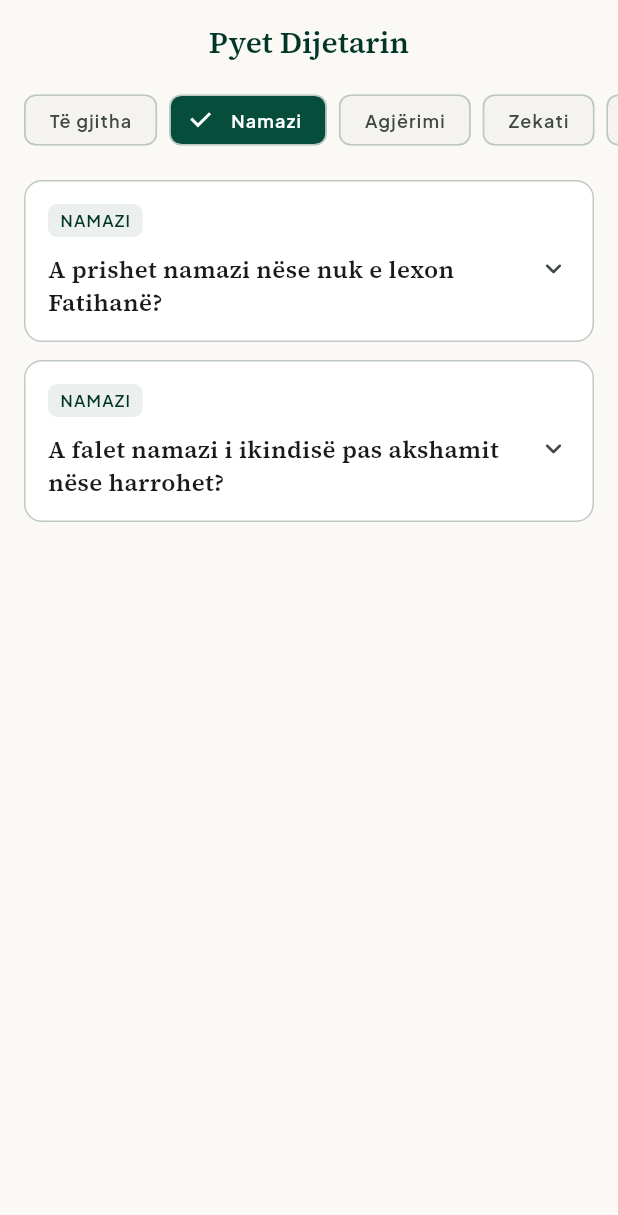
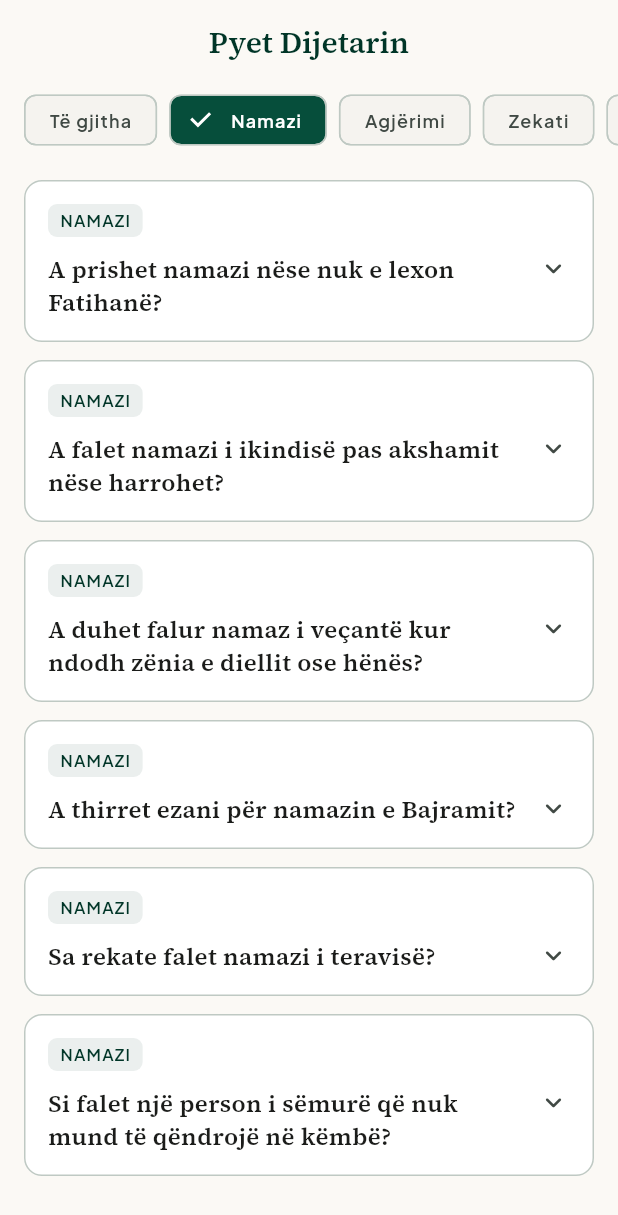
Before and after one commit to gaming-clan/al-mizan, a Flutter app: the AskScholarScreen screen opened by its route, after a tap on "Namazi", on a phone screen of 412 x 824 dp. Shown: the top 1215 px of the screen. Run offline on Flutter 3.47's test engine with Material 3 defaults, Android fonts, the phone set to English and light mode, and no system bars; our stand-ins replace drift, flutter_local_notifications, flutter_riverpod, flutter_timezone, go_router, google_fonts and 5 more; missing offline and left inert: gal; accounts and stored records are empty; generated files the repository leaves out were written again.

Commit message:
feat: add new Q&A entries on prayer, family, and social interactions in AskScholarScreen

```diff
--- a/lib/features/ask_scholar/presentation/ask_scholar_screen.dart
+++ b/lib/features/ask_scholar/presentation/ask_scholar_screen.dart
@@ -21,6 +21,7 @@ class _AskScholarScreenState extends State<AskScholarScreen> {
     'Ushqimi',
     'Familja',
     'Tregtia',
+    'Shoqëria',
   ];
 
   static const List<_QA> _qaList = [
@@ -97,6 +98,65 @@ class _AskScholarScreenState extends State<AskScholarScreen> {
           'Sipas Hanefive lejohet agjërimi vullnetar i shtunës. Shumica këshillojnë bashkimin e shtunës me të premten ose të dielën.',
       scholar: 'Ibn Tejmijje',
       source: 'Mexhmu el-Fetava',
+    ),
+    _QA(
+      topic: 'Namazi',
+      question:
+          'A duhet falur namaz i veçantë kur ndodh zënia e diellit ose hënës?',
+      answer:
+          'Po, quhet namazi i Kusufit — dy rekate me katër ruku e katër sexhde (dy ruku në çdo rekat), të falura me xhemat ose vetëm. Profeti ﷺ na mësoi se dielli e hëna nuk errësohen për vdekjen a jetën e ndonjë njeriu, por janë argumente të fuqisë së Allahut; kur të ndodhë kjo, shpejtohet për namaz, lutje e sadaka derisa të largohet.',
+      scholar: 'Talha Kurtishi',
+      source: 'Namazi me rastin e zënies së Diellit apo Hënës',
+    ),
+    _QA(
+      topic: 'Namazi',
+      question: 'A thirret ezani për namazin e Bajramit?',
+      answer:
+          'Jo, namazi i Bajramit falet pa ezan e pa ikamet. Ai ka dy rekate, me shtatë tekbire shtesë në rekatin e parë dhe pesë në të dytin. Hutbeja mbahet PAS namazit (ndryshe nga xhumaja), dhe prania për ta dëgjuar është sunet, jo obligim.',
+      scholar: 'Ibrahim b. Muhamed El-Hukajl',
+      source: 'Rregullat e Bajrameve',
+    ),
+    _QA(
+      topic: 'Namazi',
+      question: 'Sa rekate falet namazi i teravisë?',
+      answer:
+          'Shumica e dijetarëve thonë 20 rekate, ndërsa disa e konsiderojnë 11 (me vitrin, sipas praktikës më të njohur të Profetit ﷺ) mendimin më të saktë. Lejohet edhe më shumë a më pak, pasi sahabet e kanë falur me numër të ndryshëm rekatesh — ka liri në këtë çështje, me kusht që të falet dy e nga dy.',
+      scholar: 'Fehd ibn Jahja El-Ammarij',
+      source: 'Përmbledhje e Rregullave të Taravisë',
+    ),
+    _QA(
+      topic: 'Namazi',
+      question: 'Si falet një person i sëmurë që nuk mund të qëndrojë në këmbë?',
+      answer:
+          'Falet ulur (këmbëkryq preferohet); nëse nuk mundet, në një anë të kthyer nga kibla (e djathta e preferuar); nëse nuk mundet, i shtrirë me shpinë e këmbët nga kibla. Nëse nuk mund të bëjë ruku e sexhde fizikisht, bën me shenjë me kokë (sexhdja më ulët); e në gradën e fundit, falet me zemër, duke bërë nijetin për çdo pjesë të namazit.',
+      scholar: 'Muhamed b. Salih El-Uthejmin',
+      source: 'Pastërtia dhe namazi i të sëmurit',
+    ),
+    _QA(
+      topic: 'Familja',
+      question: 'Çka bëhet kur lind një fëmijë në Islam?',
+      answer:
+          'Nga rregullat kryesore: 1) ezani në veshin e djathtë të foshnjës, 2) tahniku — t\'i vendoset një hurme e përtypur në gojë, 3) rruajtja e kokës ditën e shtatë dhe dhënia e sadakasë sipas peshës së flokëve në argjend, 4) akika — kurbani i lindjes (dy dele për djalin, një për vajzën), 5) vendosja e një emri të bukur, zakonisht ditën e shtatë.',
+      scholar: 'Irfan Tota',
+      source: 'Disa rregulla për fëmijën e porsalindur',
+    ),
+    _QA(
+      topic: 'Tregtia',
+      question: 'A lejohen lojërat shpërblyese që organizojnë qendrat tregtare?',
+      answer:
+          'Nuk lejohet blerja e një kuponi vetëm për të hyrë në short (kjo është bixhoz i kulluar). Por lojërat e lidhura me blerje të zakonshme lejohen sipas Sheikh Uthejminit me dy kushte: çmimi i produktit të mos rritet artificialisht për të financuar shpërblimin, dhe blerësi ta blejë sepse ka nevojë reale, jo thjesht për të hyrë në short.',
+      scholar: 'Alaudin Abazi',
+      source: 'Pjesëmarrja në lojërat shpërblyese',
+    ),
+    _QA(
+      topic: 'Shoqëria',
+      question:
+          'A lejohet të pranohet dhuratë nga një jobesimtar ditën e festës së tij?',
+      answer:
+          'Po, pranimi i dhuratës nuk llogaritet pjesëmarrje në festë, por përfitim e afrim drejt Islamit — me kusht që të mos jetë mish i therur për atë festë a simbol i ritit të saj (qirinj, vezë të ngjyrosura). Ndryshe qëndron urimi për festat e tyre fetare, i cili është haram me pajtimin e dijetarëve, sepse përmban pohim të simboleve të kufrit.',
+      scholar: 'Alaudin Abazi & Muhamed Salih El-Munexhid',
+      source:
+          'Pranimi i dhuratave nga jomuslimanët / Urimi i jobesimtarëve për festat e tyre',
     ),
   ];
 
```
